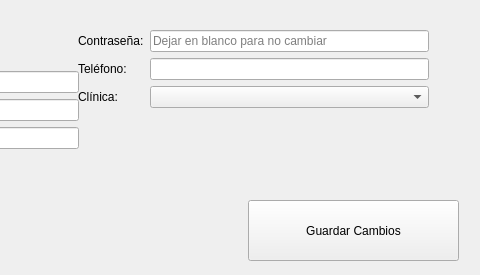
The window that ui/veterinarios_editar.ui (Damapa03/Veterinaria) describes before a commit, drawn with Qt 5; both pictures show x 322 to 802 and y 0 to 275 of the 802 by 275 pixel window.
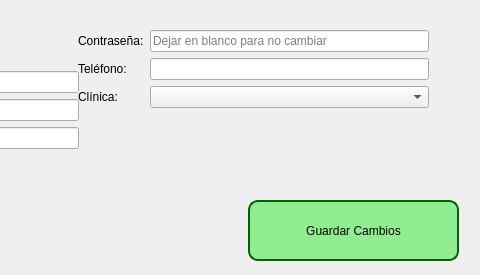
The same window after the commit.

Diff of the .ui file:
```diff
--- a/ui/veterinarios_editar.ui
+++ b/ui/veterinarios_editar.ui
@@ -106,6 +106,23 @@
       <height>61</height>
      </rect>
     </property>
+    <property name="styleSheet">
+     <string notr="true">QPushButton {
+    background-color: lightgreen;
+    color: Black;
+    border: 2px solid #006400;
+    border-radius: 10px;
+    padding: 5px;
+}
+
+QPushButton:hover {
+    background-color: #00b300;
+}
+
+QPushButton:pressed {
+    background-color: #004d00;
+}</string>
+    </property>
     <property name="text">
      <string>Guardar Cambios</string>
     </property>
```
